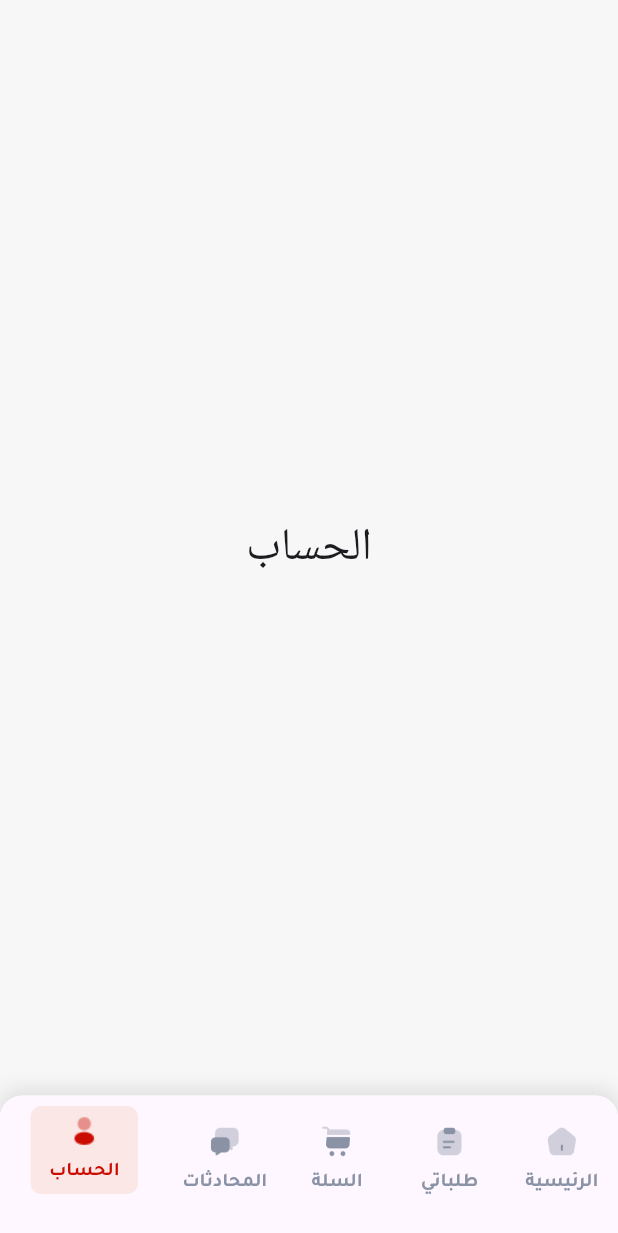
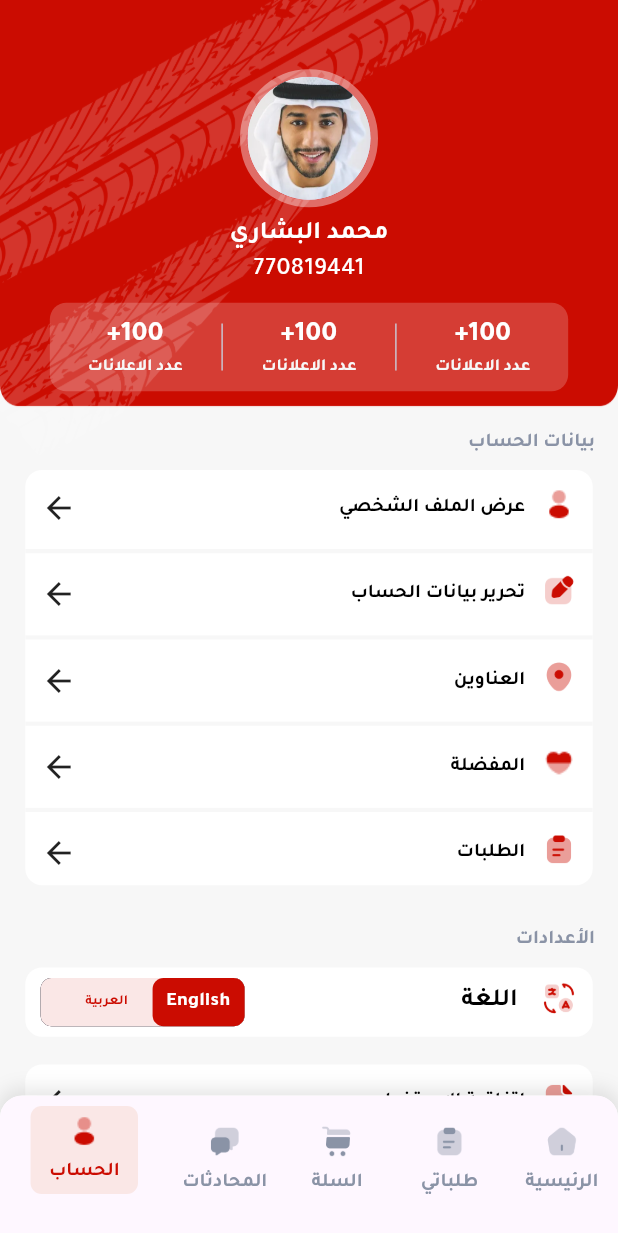
Before and after one commit to Mahmoudyuones/Motor, a Flutter app: the screen it shows after launch, item 5 of the bottom bar chosen, on a phone screen of 412 x 824 dp. Shown: the top 1233 px of the screen. Run offline on Flutter 3.47's test engine with Material 3 defaults, Android fonts, the light colour scheme and no system bars; drawn by our look-alikes of animated_toggle_switch; our stand-ins replace animate_do, dotted_border, flutter_screenutil, intl_phone_field, modal_bottom_sheet, smooth_page_indicator.

Commit message:
finish profile tap ui

```diff
--- /dev/null
+++ b/lib/core/widgets/accoun_information.dart
@@ -0,0 +1,63 @@
+import 'package:flutter/material.dart';
+import 'package:flutter_screenutil/flutter_screenutil.dart';
+import 'package:motor/core/resources/color_manager.dart';
+import 'package:motor/core/resources/font_manager.dart';
+import 'package:motor/core/resources/styles_manager.dart';
+
+class AccountInformation extends StatelessWidget {
+  final VoidCallback onTap;
+  final String iconPath;
+  final String title;
+  final Color? textColor;
+  final Color? iconColor;
+  const AccountInformation({
+    super.key,
+    required this.iconPath,
+    required this.title,
+    required this.onTap,
+    this.textColor,
+    this.iconColor,
+  });
+
+  @override
+  Widget build(BuildContext context) {
+    return InkWell(
+      onTap: onTap,
+      child: SizedBox(
+        height: 45.h,
+        width: double.infinity,
+        child: Padding(
+          padding: EdgeInsets.symmetric(horizontal: 10.w),
+          child: Row(
+            mainAxisAlignment: MainAxisAlignment.spaceBetween,
+            children: [
+              Row(
+                children: [
+                  Padding(
+                    padding: EdgeInsets.only(bottom: 5),
+
+                    child: Image.asset(
+                      iconPath,
+                      color: ColorManager.primary,
+                      width: 24.w,
+                      height: 24.h,
+                    ),
+                  ),
+                  SizedBox(width: 10.w),
+                  Text(
+                    title,
+                    style: StylesManager.getSemiBoldStyle(
+                      color: textColor ?? ColorManager.black,
+                      fontSize: FontSize.s14,
+                    ),
+                  ),
+                ],
+              ),
+              Icon(Icons.arrow_forward_outlined, color: iconColor),
+            ],
+          ),
+        ),
+      ),
+    );
+  }
+}
--- a/lib/features/screens/home_screen.dart
+++ b/lib/features/screens/home_screen.dart
@@ -3,6 +3,7 @@ import 'package:flutter_screenutil/flutter_screenutil.dart';
 import 'package:motor/core/resources/color_manager.dart';
 import 'package:motor/core/resources/styles_manager.dart';
 import 'package:motor/features/taps/home_tap.dart';
+import 'package:motor/features/taps/profile_tap.dart';
 
 class HomeScreen extends StatefulWidget {
   static const String routeName = '/home';
@@ -18,7 +19,7 @@ class _HomeScreenState extends State<HomeScreen> {
     Center(child: Text('طلباتي', style: TextStyle(fontSize: 30))),
     Center(child: Text('السلة', style: TextStyle(fontSize: 30))),
     Center(child: Text('المحادثات', style: TextStyle(fontSize: 30))),
-    Center(child: Text('الحساب', style: TextStyle(fontSize: 30))),
+    ProfileTap(),
   ];
 
   void _onItemTapped(int index) {
--- /dev/null
+++ b/lib/features/taps/profile_tap.dart
@@ -0,0 +1,404 @@
+import 'package:animated_toggle_switch/animated_toggle_switch.dart';
+import 'package:flutter/material.dart';
+import 'package:flutter_screenutil/flutter_screenutil.dart';
+import 'package:motor/core/resources/color_manager.dart';
+import 'package:motor/core/resources/font_manager.dart';
+import 'package:motor/core/resources/styles_manager.dart';
+import 'package:motor/core/widgets/accoun_information.dart';
+
+class ProfileTap extends StatefulWidget {
+  const ProfileTap({super.key});
+
+  @override
+  State<ProfileTap> createState() => _ProfileTapState();
+}
+
+class _ProfileTapState extends State<ProfileTap> {
+  int selectedIndex = 0;
+  String userName = 'محمد البشاري';
+  String userNumber = '770819441';
+  @override
+  Widget build(BuildContext context) {
+    return SingleChildScrollView(
+      child: Stack(
+        children: [
+          Container(
+            height: 330.h,
+            decoration: BoxDecoration(
+              image: DecorationImage(
+                image: AssetImage('assets/images/home_app_bar_image.png'),
+                fit: BoxFit.fill,
+              ),
+            ),
+          ),
+          PositionedDirectional(
+            top: 50.h,
+            start: 0,
+            end: 0,
+            child: Column(
+              children: [
+                Container(
+                  width: 92,
+                  height: 92,
+                  decoration: BoxDecoration(
+                    shape: BoxShape.circle,
+                    border: Border.all(
+                      width: 5,
+                      color: ColorManager.white.withOpacity(.4),
+                    ),
+                  ),
+                  child: CircleAvatar(
+                    backgroundImage: AssetImage('assets/images/profile.png'),
+                  ),
+                ),
+                SizedBox(height: 7.h),
+                Text(
+                  userName,
+                  style: StylesManager.getBoldStyle(
+                    color: ColorManager.white,
+                    fontSize: FontSize.s18,
+                  ),
+                ),
+
+                Text(
+                  userNumber,
+                  style: StylesManager.getMediumStyle(
+                    color: ColorManager.white,
+                    fontSize: FontSize.s18,
+                  ),
+                ),
+                SizedBox(height: 10.h),
+                Container(
+                  width: 338.w,
+                  height: 64.h,
+                  decoration: BoxDecoration(
+                    color: ColorManager.white.withOpacity(.2),
+                    borderRadius: BorderRadius.circular(12.r),
+                  ),
+                  child: Center(
+                    child: Row(
+                      mainAxisAlignment: MainAxisAlignment.spaceEvenly,
+                      crossAxisAlignment: CrossAxisAlignment.center,
+                      children: [
+                        Column(
+                          mainAxisAlignment: MainAxisAlignment.center,
+                          children: [
+                            Text(
+                              '100+',
+                              style: StylesManager.getBoldStyle(
+                                color: ColorManager.white,
+                                fontSize: FontSize.s20,
+                              ),
+                            ),
+                            Text(
+                              'عدد الاعلانات',
+                              style: StylesManager.getBoldStyle(
+                                color: ColorManager.backGroundWhite,
+                                fontSize: FontSize.s12,
+                              ),
+                            ),
+                          ],
+                        ),
+                        Padding(
+                          padding: EdgeInsets.symmetric(vertical: 15.h),
+                          child: VerticalDivider(width: 2),
+                        ),
+                        Column(
+                          mainAxisAlignment: MainAxisAlignment.center,
+                          children: [
+                            Text(
+                              '100+',
+                              style: StylesManager.getBoldStyle(
+                                color: ColorManager.white,
+                                fontSize: FontSize.s20,
+                              ),
+                            ),
+                            Text(
+                              'عدد الاعلانات',
+                              style: StylesManager.getBoldStyle(
+                                color: ColorManager.backGroundWhite,
+                                fontSize: FontSize.s12,
+                              ),
+                            ),
+                          ],
+                        ),
+                        Padding(
+                          padding: EdgeInsets.symmetric(vertical: 15.h),
+                          child: VerticalDivider(width: 2),
+                        ),
+                        Column(
+                          mainAxisAlignment: MainAxisAlignment.center,
+                          children: [
+                            Text(
+                              '100+',
+                              style: StylesManager.getBoldStyle(
+                                color: ColorManager.white,
+                                fontSize: FontSize.s20,
+                              ),
+                            ),
+                            Text(
+                              'عدد الاعلانات',
+                              style: StylesManager.getBoldStyle(
+                                color: ColorManager.backGroundWhite,
+                                fontSize: FontSize.s12,
+                              ),
+                            ),
+                          ],
+                        ),
+                      ],
+                    ),
+                  ),
+                ),
+              ],
+            ),
+          ),
+          Padding(
+            padding: EdgeInsets.symmetric(horizontal: 15.w),
+            child: SingleChildScrollView(
+              child: Column(
+                children: [
+                  SizedBox(height: 310.h),
+                  Align(
+                    alignment: Alignment.centerRight,
+                    child: Text(
+                      'بيانات الحساب',
+                      style: StylesManager.getSemiBoldStyle(
+                        color: ColorManager.grey,
+                        fontSize: FontSize.s14,
+                      ),
+                    ),
+                  ),
+                  SizedBox(height: 10.h),
+                  Container(
+                    width: 370.w,
+                    height: 300.h,
+                    decoration: BoxDecoration(
+                      color: ColorManager.white,
+                      borderRadius: BorderRadius.circular(12.r),
+                    ),
+                    child: Padding(
+                      padding: EdgeInsets.symmetric(vertical: 5.h),
+                      child: Column(
+                        children: [
+                          AccountInformation(
+                            iconPath: 'assets/icons/profile.png',
+                            title: 'عرض الملف الشخصي',
+                            onTap: () {},
+                          ),
+                          Divider(
+                            color: ColorManager.backGroundWhite,
+                            thickness: 3.h,
+                          ),
+                          AccountInformation(
+                            iconPath: 'assets/icons/edit.png',
+                            title: 'تحرير بيانات الحساب',
+                            onTap: () {},
+                          ),
+                          Divider(
+                            color: ColorManager.backGroundWhite,
+                            thickness: 3.h,
+                          ),
+                          AccountInformation(
+                            iconPath: 'assets/icons/location.png',
+                            title: 'العناوين',
+                            onTap: () {},
+                          ),
+                          Divider(
+                            color: ColorManager.backGroundWhite,
+                            thickness: 3.h,
+                          ),
+                          AccountInformation(
+                            iconPath: 'assets/icons/heart.png',
+                            title: 'المفضلة',
+                            onTap: () {},
+                          ),
+                          Divider(
+                            color: ColorManager.backGroundWhite,
+                            thickness: 3.h,
+                          ),
+                          AccountInformation(
+                            iconPath: 'assets/icons/clipboard-text.png',
+                            title: 'الطلبات',
+                            onTap: () {},
+                          ),
+                        ],
+                      ),
+                    ),
+                  ),
+                  SizedBox(height: 30.h),
+                  Align(
+                    alignment: Alignment.centerRight,
+                    child: Text(
+                      'الأعدادات',
+                      style: StylesManager.getSemiBoldStyle(
+                        color: ColorManager.grey,
+                        fontSize: FontSize.s14,
+                      ),
+                    ),
+                  ),
+                  SizedBox(height: 10.h),
+                  Container(
+                    width: 370.w,
+                    height: 50.h,
+                    decoration: BoxDecoration(
+                      color: ColorManager.white,
+                      borderRadius: BorderRadius.circular(12.r),
+                    ),
+                    child: Padding(
+                      padding: EdgeInsets.symmetric(horizontal: 10.w),
+                      child: Row(
+                        mainAxisAlignment: MainAxisAlignment.spaceBetween,
+                        children: [
+                          Row(
+                            children: [
+                              Padding(
+                                padding: EdgeInsets.only(bottom: 5),
+                                child: Image.asset(
+                                  'assets/icons/translate.png',
+                                  color: ColorManager.primary,
+                                  width: 24.w,
+                                  height: 24.h,
+                                ),
+                              ),
+                              SizedBox(width: 15.w),
+                              Text(
+                                'اللغة',
+                                style: StylesManager.getSemiBoldStyle(
+                                  color: ColorManager.black,
+                                  fontSize: FontSize.s18,
+                                ),
+                              ),
+                            ],
+                          ),
+                          Container(
+                            width: 133.w,
+                            height: 35.h,
+                            decoration: BoxDecoration(
+                              borderRadius: BorderRadius.circular(8.r),
+                              color: ColorManager.black,
+                            ),
+                            child: AnimatedToggleSwitch<int>.size(
+                              current: selectedIndex,
+                              values: const [0, 1],
+                              iconOpacity: 1.0,
+                              indicatorSize: Size(60.w, 35.h),
+                              iconBuilder: (value) {
+                                final isSelected = selectedIndex == value;
+                                return Column(
+                                  mainAxisAlignment: MainAxisAlignment.center,
+                                  children: [
+                                    Text(
+                                      value == 0 ? 'English' : 'العربية',
+                                      style: StylesManager.getSemiBoldStyle(
+                                        color:
+                                            isSelected
+                                                ? ColorManager.white
+                                                : ColorManager.primary,
+                                        fontSize: FontSize.s10,
+                                      ),
+                                      textAlign: TextAlign.center,
+                                    ),
+                                  ],
+                                );
+                              },
+                              borderWidth: 0.0,
+                              iconAnimationType: AnimationType.onHover,
+                              style: ToggleStyle(
+                                backgroundColor: ColorManager.backGroundRed,
+                                borderRadius: BorderRadius.circular(8.r),
+                                indicatorColor: ColorManager.primary,
+                              ),
+                              onChanged: (i) {
+                                setState(() {
+                                  selectedIndex = i;
+                                });
+                              },
+                            ),
+                          ),
+                        ],
+                      ),
+                    ),
+                  ),
+                  SizedBox(height: 20.h),
+                  Container(
+                    width: 370.w,
+                    height: 180.h,
+                    decoration: BoxDecoration(
+                      color: ColorManager.white,
+                      borderRadius: BorderRadius.circular(12.r),
+                    ),
+                    child: Padding(
+                      padding: EdgeInsets.symmetric(vertical: 5.h),
+                      child: Column(
+                        children: [
+                          AccountInformation(
+                            iconPath: 'assets/icons/document-text.png',
+                            title: 'اتفاقية الاستخدام',
+                            onTap: () {},
+                          ),
+                          Divider(
+                            color: ColorManager.backGroundWhite,
+                            thickness: 3.h,
+                          ),
+                          AccountInformation(
+                            iconPath: 'assets/icons/edit.png',
+                            title: 'الشروط والاحكام',
+                            onTap: () {},
+                          ),
+                          Divider(
+                            color: ColorManager.backGroundWhite,
+                            thickness: 3.h,
+                          ),
+                          AccountInformation(
+                            iconPath: 'assets/icons/location.png',
+                            title: 'عن التطبيق',
+                            onTap: () {},
+                          ),
+                        ],
+                      ),
+                    ),
+                  ),
+                  SizedBox(height: 30.h),
+                  Container(
+                    height: 60.h,
+                    decoration: BoxDecoration(
+                      color: ColorManager.white,
+                      borderRadius: BorderRadius.only(
+                        topLeft: Radius.circular(12.r),
+                        topRight: Radius.circular(12.r),
+                      ),
+                    ),
+                    child: AccountInformation(
+                      iconPath: 'assets/icons/login.png',
+                      title: 'تسجيل الخروج',
+                      onTap: () {},
+                    ),
+                  ),
+                  Container(height: 3, color: ColorManager.backGroundWhite),
+                  Container(
+                    height: 60.h,
+                    decoration: BoxDecoration(
+                      color: ColorManager.backGroundRed,
+                      borderRadius: BorderRadius.only(
+                        bottomLeft: Radius.circular(12.r),
+                        bottomRight: Radius.circular(12.r),
+                      ),
+                    ),
+                    child: AccountInformation(
+                      iconPath: 'assets/icons/edit.png',
+                      title: 'حذف الحساب',
+                      onTap: () {},
+                      textColor: ColorManager.primary,
+                      iconColor: ColorManager.primary,
+                    ),
+                  ),
+                  SizedBox(height: 20.h),
+                ],
+              ),
+            ),
+          ),
+        ],
+      ),
+    );
+  }
+}
--- a/pubspec.yaml
+++ b/pubspec.yaml
@@ -21,6 +21,7 @@ dependencies:
   animated_toggle_switch: ^0.8.5
   smooth_page_indicator: ^1.2.1
   modal_bottom_sheet: ^3.0.0
+  cached_network_image: ^3.4.1
 
 dev_dependencies:
   flutter_test:
```
Also changed, not shown: assets/icons/document-text.png (added), assets/icons/edit.png (added), assets/icons/location.png (added), assets/icons/login.png (added), assets/icons/translate.png (added), assets/images/profile.png (added), assets/images/profile_image.png (added), pubspec.lock, 1 other file.
